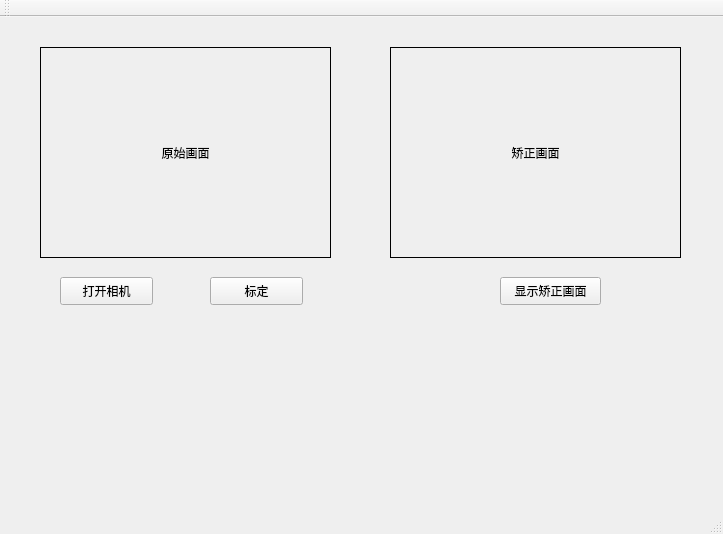
Above: CameraCalibrationTask/CameraCalibrationTask.ui from DIY-Z/CameraCalibrationTask before the change. Below: the same form after it.
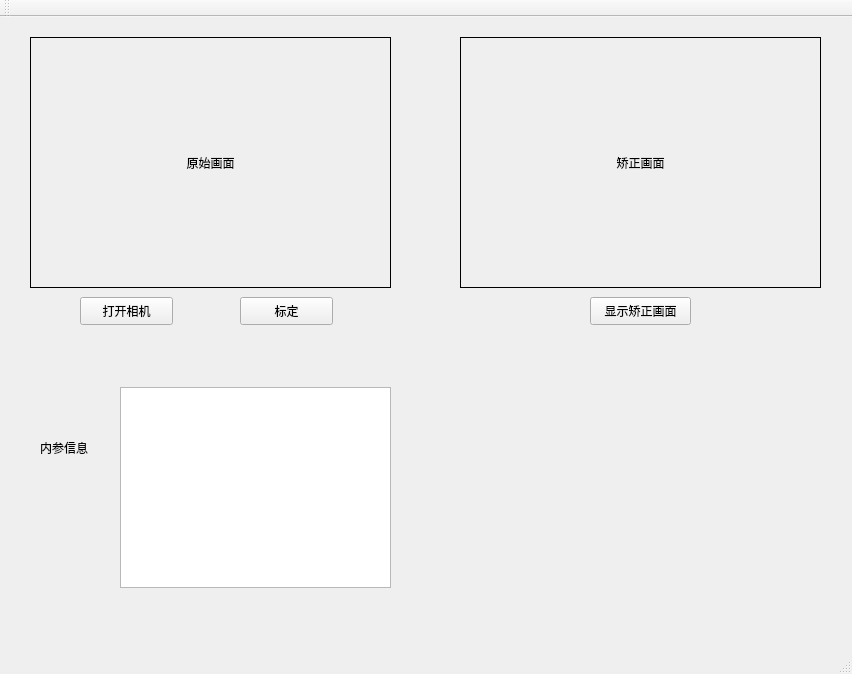
That is the form after the change.

Commit message: 新增"显示内参信息"功能

```diff
--- a/CameraCalibrationTask/CameraCalibrationTask.ui
+++ b/CameraCalibrationTask/CameraCalibrationTask.ui
@@ -6,8 +6,8 @@
    <rect>
     <x>0</x>
     <y>0</y>
-    <width>723</width>
-    <height>534</height>
+    <width>852</width>
+    <height>674</height>
    </rect>
   </property>
   <property name="windowTitle">
@@ -17,10 +17,10 @@
    <widget class="QLabel" name="oldPic">
     <property name="geometry">
      <rect>
-      <x>40</x>
-      <y>30</y>
-      <width>291</width>
-      <height>211</height>
+      <x>30</x>
+      <y>20</y>
+      <width>361</width>
+      <height>251</height>
      </rect>
     </property>
     <property name="sizePolicy">
@@ -45,10 +45,10 @@
    <widget class="QLabel" name="newPic">
     <property name="geometry">
      <rect>
-      <x>390</x>
-      <y>30</y>
-      <width>291</width>
-      <height>211</height>
+      <x>460</x>
+      <y>20</y>
+      <width>361</width>
+      <height>251</height>
      </rect>
     </property>
     <property name="sizePolicy">
@@ -70,8 +70,8 @@
    <widget class="QPushButton" name="openCameraBtn">
     <property name="geometry">
      <rect>
-      <x>60</x>
-      <y>260</y>
+      <x>80</x>
+      <y>280</y>
       <width>93</width>
       <height>28</height>
      </rect>
@@ -83,8 +83,8 @@
    <widget class="QPushButton" name="calibrationBtn">
     <property name="geometry">
      <rect>
-      <x>210</x>
-      <y>260</y>
+      <x>240</x>
+      <y>280</y>
       <width>93</width>
       <height>28</height>
      </rect>
@@ -96,8 +96,8 @@
    <widget class="QPushButton" name="showUndistortedBtn">
     <property name="geometry">
      <rect>
-      <x>500</x>
-      <y>260</y>
+      <x>590</x>
+      <y>280</y>
       <width>101</width>
       <height>28</height>
      </rect>
@@ -106,6 +106,29 @@
      <string>显示矫正画面</string>
     </property>
    </widget>
+   <widget class="QTextEdit" name="textEdit_inner">
+    <property name="geometry">
+     <rect>
+      <x>120</x>
+      <y>370</y>
+      <width>271</width>
+      <height>201</height>
+     </rect>
+    </property>
+   </widget>
+   <widget class="QLabel" name="label">
+    <property name="geometry">
+     <rect>
+      <x>40</x>
+      <y>420</y>
+      <width>72</width>
+      <height>21</height>
+     </rect>
+    </property>
+    <property name="text">
+     <string>内参信息</string>
+    </property>
+   </widget>
   </widget>
   <widget class="QMenuBar" name="menuBar">
    <property name="geometry">
```
Left out of the diff: 2 changed lines with no effect on the pictures. The commit also changes 4 other files.
